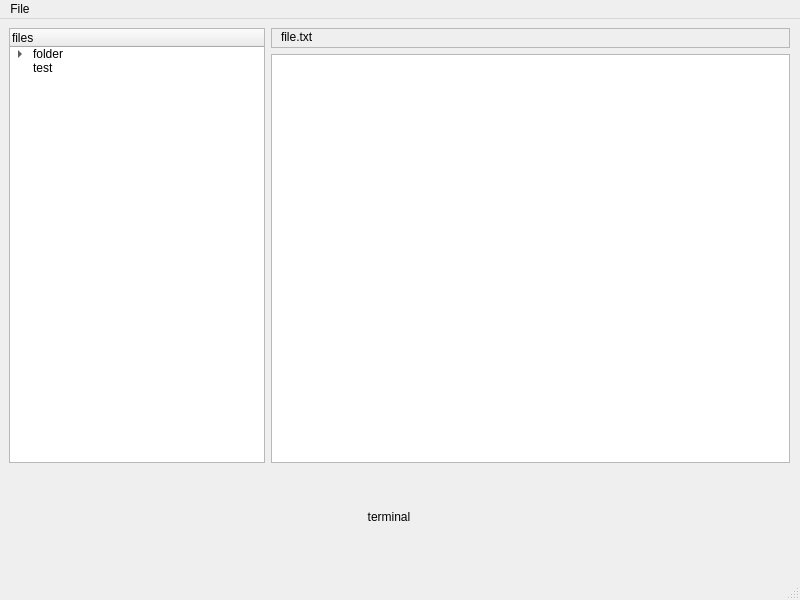
The window that ui/editor.ui (heehee8878/2025_opensource_software_project) describes before a commit, drawn with Qt 5.
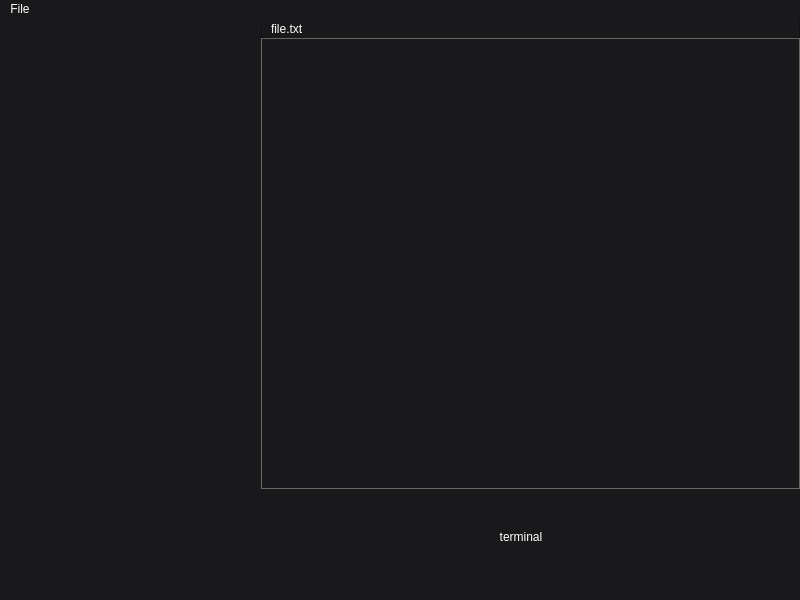
The same window after the commit.

The edit to the form file:
```diff
--- a/ui/editor.ui
+++ b/ui/editor.ui
@@ -13,61 +13,109 @@
   <property name="windowTitle">
    <string>My Code Editor</string>
   </property>
+  <property name="styleSheet">
+   <string notr="true">background-color: #19191c;
+color: white;</string>
+  </property>
   <widget class="QWidget" name="centralwidget">
+   <property name="sizePolicy">
+    <sizepolicy hsizetype="Expanding" vsizetype="Expanding">
+     <horstretch>0</horstretch>
+     <verstretch>0</verstretch>
+    </sizepolicy>
+   </property>
+   <property name="sizeIncrement">
+    <size>
+     <width>0</width>
+     <height>0</height>
+    </size>
+   </property>
+   <property name="styleSheet">
+    <string notr="true"/>
+   </property>
    <widget class="QWidget" name="verticalLayoutWidget">
     <property name="geometry">
      <rect>
-      <x>9</x>
-      <y>9</y>
-      <width>781</width>
-      <height>531</height>
+      <x>-1</x>
+      <y>-1</y>
+      <width>801</width>
+      <height>561</height>
      </rect>
     </property>
-    <layout class="QVBoxLayout" name="verticalLayout">
-     <item>
-      <layout class="QVBoxLayout" name="verticalLayout_2">
-       <item>
-        <layout class="QHBoxLayout" name="horizontalLayout_2">
-         <item>
-          <widget class="QTreeWidget" name="fileViewer">
-           <property name="enabled">
-            <bool>true</bool>
-           </property>
+    <layout class="QGridLayout" name="gridLayout_4">
+     <property name="sizeConstraint">
+      <enum>QLayout::SetDefaultConstraint</enum>
+     </property>
+     <property name="leftMargin">
+      <number>0</number>
+     </property>
+     <property name="topMargin">
+      <number>0</number>
+     </property>
+     <property name="rightMargin">
+      <number>0</number>
+     </property>
+     <property name="bottomMargin">
+      <number>0</number>
+     </property>
+     <property name="verticalSpacing">
+      <number>0</number>
+     </property>
+     <item row="2" column="1">
+      <widget class="QWidget" name="widget" native="true">
            <property name="sizePolicy">
-            <sizepolicy hsizetype="Fixed" vsizetype="Expanding">
-             <horstretch>0</horstretch>
+        <sizepolicy hsizetype="Expanding" vsizetype="Fixed">
+         <horstretch>2</horstretch>
              <verstretch>0</verstretch>
             </sizepolicy>
            </property>
-           <column>
-            <property name="text">
-             <string>files</string>
-            </property>
-           </column>
-           <item>
-            <property name="text">
-             <string>folder</string>
-            </property>
-            <item>
-             <property name="text">
-              <string>file</string>
-             </property>
-            </item>
-           </item>
-           <item>
+       <property name="minimumSize">
+        <size>
+         <width>0</width>
+         <height>90</height>
+        </size>
+       </property>
+       <widget class="QLabel" name="terminalLabel">
+        <property name="geometry">
+         <rect>
+          <x>230</x>
+          <y>40</y>
+          <width>60</width>
+          <height>16</height>
+         </rect>
+        </property>
+        <property name="styleSheet">
+         <string notr="true">color: white;</string>
+        </property>
             <property name="text">
-             <string>test</string>
-            </property>
-           </item>
-          </widget>
-         </item>
-         <item>
-          <layout class="QVBoxLayout" name="verticalLayout_3">
-           <item>
-            <widget class="QFrame" name="frame">
+         <string>terminal</string>
+        </property>
+        <property name="alignment">
+         <set>Qt::AlignCenter</set>
+        </property>
+       </widget>
+      </widget>
+     </item>
+     <item row="1" column="1">
+      <widget class="QTextEdit" name="code_input">
+       <property name="sizePolicy">
+        <sizepolicy hsizetype="Expanding" vsizetype="Expanding">
+         <horstretch>2</horstretch>
+         <verstretch>0</verstretch>
+        </sizepolicy>
+       </property>
+       <property name="styleSheet">
+        <string notr="true">background-color: #19191c;
+color: #d4d4d4;
+border: 1px solid #666;</string>
+       </property>
+      </widget>
+     </item>
+     <item row="0" column="1">
+      <widget class="QFrame" name="titleArea_16">
              <property name="sizePolicy">
               <sizepolicy hsizetype="Preferred" vsizetype="Fixed">
-               <horstretch>0</horstretch>
+         <horstretch>2</horstretch>
                <verstretch>0</verstretch>
               </sizepolicy>
              </property>
@@ -86,13 +134,13 @@
              <property name="frameShadow">
               <enum>QFrame::Raised</enum>
              </property>
-             <widget class="QLabel" name="filenameLabel">
+       <widget class="QLabel" name="filename_label">
               <property name="geometry">
                <rect>
                 <x>10</x>
-                <y>1</y>
-                <width>501</width>
-                <height>16</height>
+          <y>0</y>
+          <width>521</width>
+          <height>21</height>
                </rect>
               </property>
               <property name="sizePolicy">
@@ -101,25 +149,19 @@
                 <verstretch>0</verstretch>
                </sizepolicy>
               </property>
+        <property name="styleSheet">
+         <string notr="true">color: white;</string>
+        </property>
               <property name="text">
                <string>file.txt</string>
               </property>
              </widget>
             </widget>
            </item>
-           <item>
-            <widget class="QTextEdit" name="codeEdit"/>
-           </item>
-          </layout>
-         </item>
-        </layout>
-       </item>
-      </layout>
-     </item>
-     <item>
-      <widget class="QWidget" name="widget" native="true">
+     <item row="0" column="0" rowspan="3">
+      <widget class="QTreeWidget" name="file_list">
        <property name="sizePolicy">
-        <sizepolicy hsizetype="Expanding" vsizetype="Fixed">
+        <sizepolicy hsizetype="Fixed" vsizetype="Expanding">
          <horstretch>0</horstretch>
          <verstretch>0</verstretch>
         </sizepolicy>
@@ -127,25 +169,20 @@
        <property name="minimumSize">
         <size>
          <width>0</width>
-         <height>90</height>
+         <height>0</height>
         </size>
        </property>
-       <widget class="QLabel" name="terminalLabel">
-        <property name="geometry">
-         <rect>
-          <x>350</x>
-          <y>40</y>
-          <width>60</width>
-          <height>16</height>
-         </rect>
-        </property>
+       <property name="styleSheet">
+        <string notr="true">border: none;</string>
+       </property>
+       <property name="headerHidden">
+        <bool>true</bool>
+       </property>
+       <column>
         <property name="text">
-         <string>terminal</string>
+         <string notr="true">1</string>
         </property>
-        <property name="alignment">
-         <set>Qt::AlignCenter</set>
-        </property>
-       </widget>
+       </column>
       </widget>
      </item>
     </layout>
@@ -157,7 +194,7 @@
      <x>0</x>
      <y>0</y>
      <width>800</width>
-     <height>33</height>
+     <height>21</height>
     </rect>
    </property>
    <widget class="QMenu" name="menuFile">
```
Left out of the diff: 15 changed lines with no effect on the pictures. Lines whose indentation alone changed are shown as unchanged.
